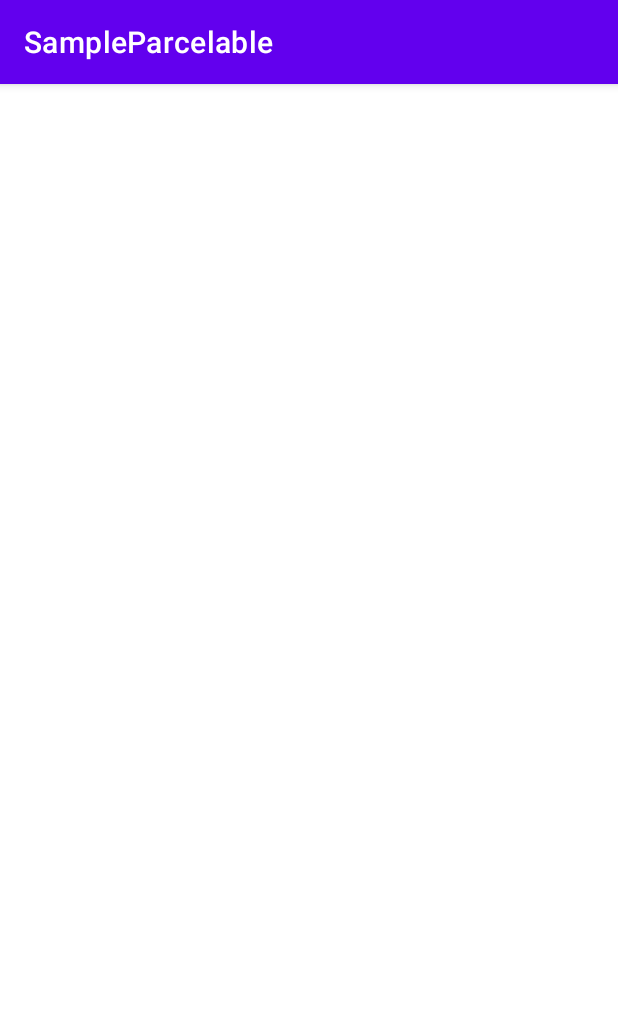
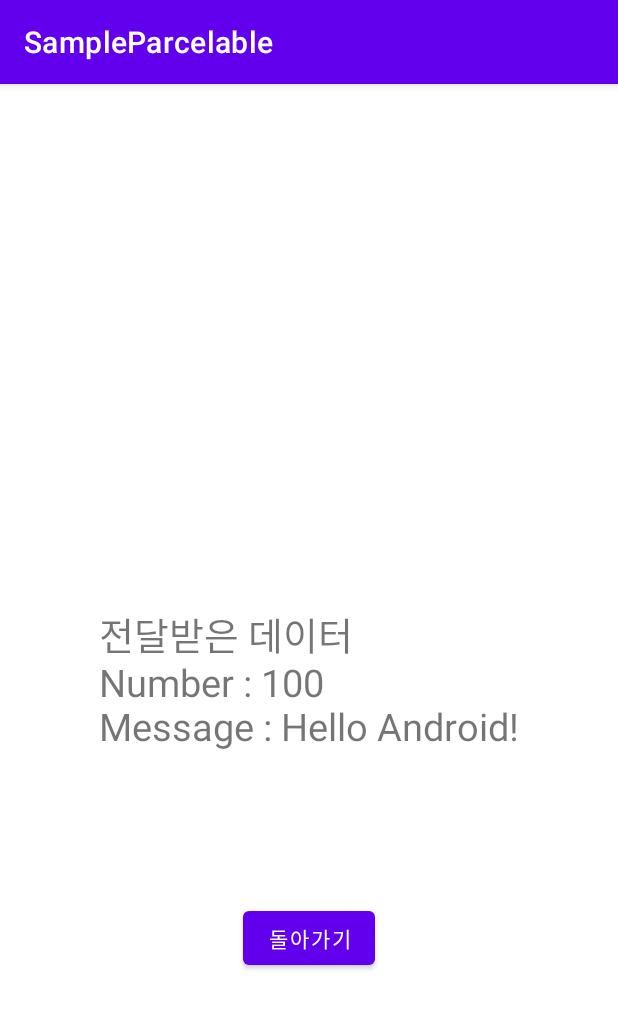
Before and after one commit to qjsqjsaos/SampleParcelable, an Android app: the screen it shows after launch (MenuActivity), after a tap on "메뉴화면띄우기", on a phone screen of 412 x 824 dp. Shown: the top 1009 px of the screen. Run offline under Robolectric (Android 15) with nearby library versions, the phone set to English and light mode, and no system bars.

```diff
--- a/app/src/main/java/org/techtown/sampleparcelable/MenuActivity.java
+++ b/app/src/main/java/org/techtown/sampleparcelable/MenuActivity.java
@@ -2,13 +2,47 @@ package org.techtown.sampleparcelable;
 
 import androidx.appcompat.app.AppCompatActivity;
 
+import android.content.Intent;
 import android.os.Bundle;
+import android.view.View;
+import android.widget.Button;
+import android.widget.TextView;
 
 public class MenuActivity extends AppCompatActivity {
+
+    TextView textView;
+
+    public static final String KEY_SIMPLE_DATA ="data";
 
     @Override
     protected void onCreate(Bundle savedInstanceState) {
         super.onCreate(savedInstanceState);
         setContentView(R.layout.activity_menu);
+
+        textView =findViewById(R.id.textView);
+        Button button = findViewById(R.id.button);
+        button.setOnClickListener(new View.OnClickListener() {
+            @Override
+            public void onClick(View v) {
+                Intent intent = new Intent();
+                intent.putExtra("name", "mike");
+                setResult(RESULT_OK, intent);
+
+                finish();
+            }
+        });
+
+        Intent intent = getIntent(); //MainActivity를 참조하기 위해 getIntent 메서드 호출
+        processIntent(intent);
+    }
+    private void processIntent(Intent intent) {
+        if(intent != null) {
+            Bundle bundle = intent.getExtras();
+            SampleData data = bundle.getParcelable(KEY_SIMPLE_DATA);
+            if(intent != null) {
+                textView.setText("전달받은 데이터\nNumber : " + data.number + "\nMessage : " + data.message);
+            }
+
+        }
     }
 }
--- a/app/src/main/res/layout/activity_menu.xml
+++ b/app/src/main/res/layout/activity_menu.xml
@@ -6,4 +6,24 @@
     android:layout_height="match_parent"
     tools:context=".MenuActivity">
 
+    <TextView
+        android:id="@+id/textView"
+        android:layout_width="wrap_content"
+        android:layout_height="wrap_content"
+        android:layout_marginTop="348dp"
+        android:text="전달받은 데이터"
+        android:textSize="25sp"
+        app:layout_constraintEnd_toEndOf="parent"
+        app:layout_constraintStart_toStartOf="parent"
+        app:layout_constraintTop_toTopOf="parent" />
+
+    <Button
+        android:id="@+id/button"
+        android:layout_width="wrap_content"
+        android:layout_height="wrap_content"
+        android:layout_marginTop="100dp"
+        android:text="돌아가기"
+        app:layout_constraintEnd_toEndOf="parent"
+        app:layout_constraintStart_toStartOf="parent"
+        app:layout_constraintTop_toBottomOf="@+id/textView" />
 </androidx.constraintlayout.widget.ConstraintLayout>
```
